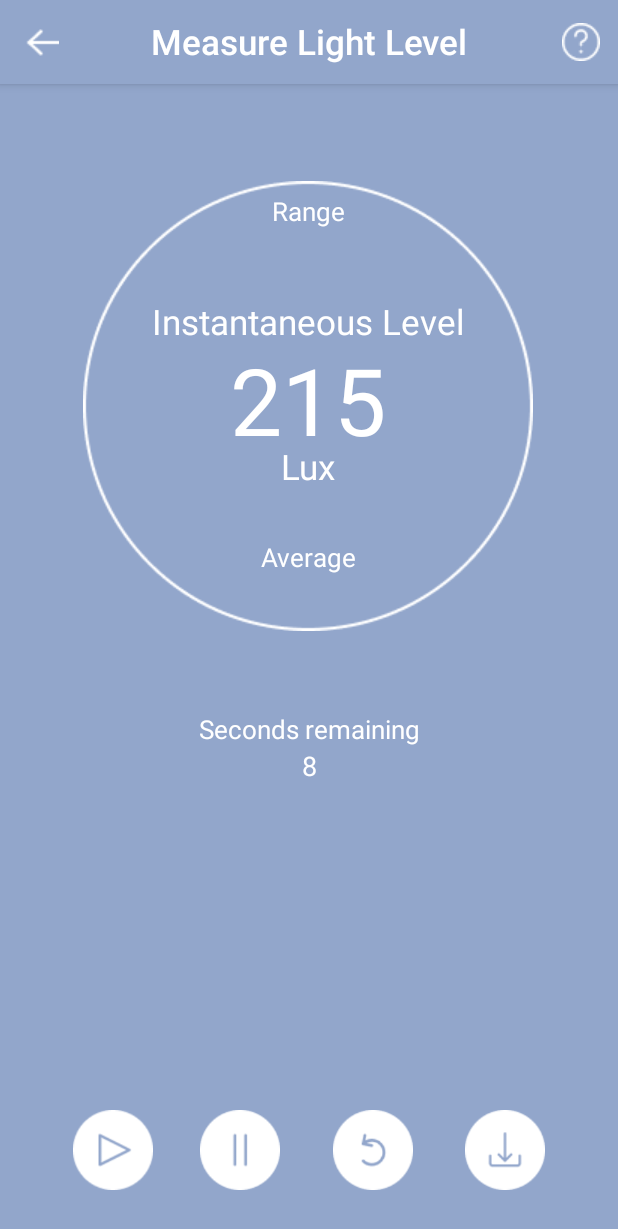
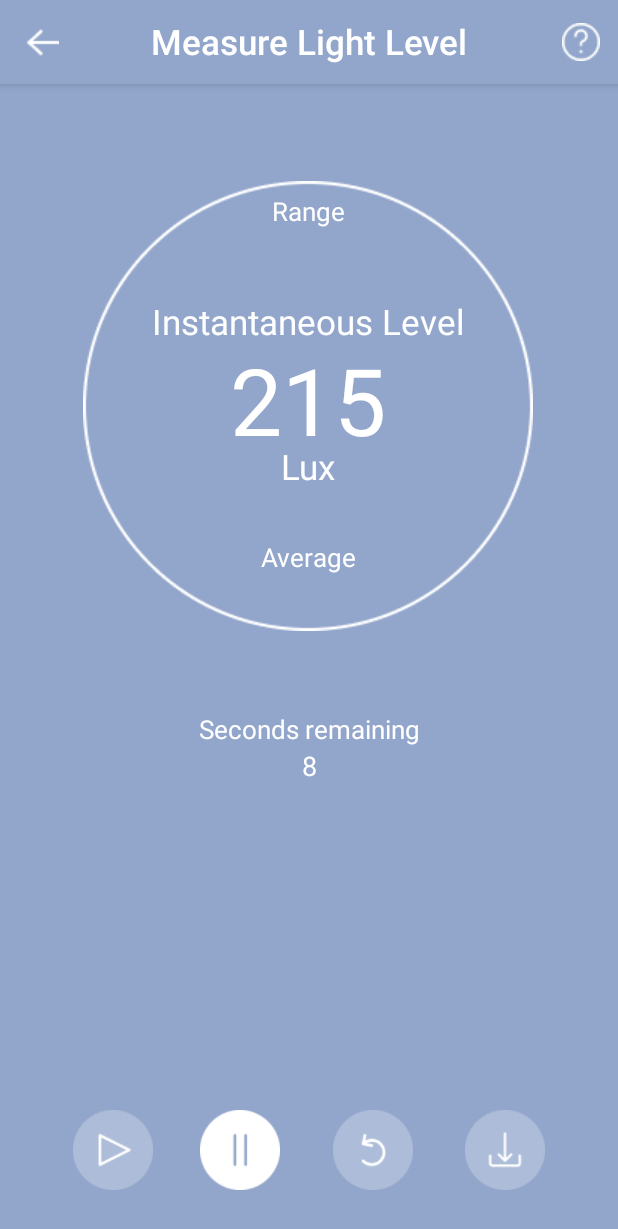
Before and after one commit to ChloeZ1208/IllumiSmart, an Android app: the LightLevelActivity screen opened directly, with no data from a screen before it, after a tap on "Start", on a phone screen of 412 x 824 dp. Shown: the top 1229 px of the screen. Run offline under Robolectric (Android 15) with nearby library versions, the phone set to English and light mode, and no system bars; our stand-ins replace Room's generated code.

Commit message:
chloe: fixed light level button states

```diff
--- a/app/src/main/java/android/example/illumismart/LightLevelActivity.java
+++ b/app/src/main/java/android/example/illumismart/LightLevelActivity.java
@@ -129,10 +129,13 @@
 
             @Override
             public void onTick(long millisUntilFinished) {
-                // TODO: alter play button background to notify click banned
                 lightLevelPlay.setClickable(false);
                 lightLevelReset.setClickable(false);
                 lightLevelSave.setClickable(false);
+                lightLevelPlay.setImageResource(R.drawable.lux_play_pressed);
+                lightLevelReset.setImageResource(R.drawable.lux_reset_pressed);
+                lightLevelSave.setImageResource(R.drawable.lux_save_pressed);
+
                 luxMeasurementRemainTime.setVisibility(View.VISIBLE);
                 luxMeasurementRemainTime.setText(
                         String.valueOf(millisUntilFinished / COUNT_DOWN_INTERVAL));
@@ -145,10 +148,14 @@
                 luxMeasurementHeader.setVisibility(View.INVISIBLE);
                 luxMeasurementRemainTime.setVisibility(View.INVISIBLE);
                 luxMeasurementAverage.setText(illuminanceEntityInstance.getAverage());
-                // TODO: alter play button background to notify click unlock
+
                 lightLevelPlay.setClickable(true);
                 lightLevelReset.setClickable(true);
                 lightLevelSave.setClickable(true);
+
+                lightLevelPlay.setImageResource(R.drawable.light_level_play);
+                lightLevelReset.setImageResource(R.drawable.light_level_reset);
+                lightLevelSave.setImageResource(R.drawable.light_level_save);
             }
         };
 
--- /dev/null
+++ b/app/src/main/res/drawable/lux_pause_btn.xml
@@ -0,0 +1,8 @@
+<?xml version="1.0" encoding="utf-8"?>
+<selector xmlns:android="http://schemas.android.com/apk/res/android">
+    <item android:state_pressed="true"
+        android:drawable="@drawable/lux_pause_pressed" />
+    <item android:state_focused="true"
+        android:drawable="@drawable/lux_pause_pressed" />
+    <item android:drawable="@drawable/light_level_pause" />
+</selector>
--- /dev/null
+++ b/app/src/main/res/drawable/lux_reset_btn.xml
@@ -0,0 +1,8 @@
+<?xml version="1.0" encoding="utf-8"?>
+<selector xmlns:android="http://schemas.android.com/apk/res/android">
+    <item android:state_pressed="true"
+        android:drawable="@drawable/lux_reset_pressed" />
+    <item android:state_focused="true"
+        android:drawable="@drawable/lux_reset_pressed" />
+    <item android:drawable="@drawable/light_level_reset" />
+</selector>
--- /dev/null
+++ b/app/src/main/res/drawable/lux_save_btn.xml
@@ -0,0 +1,8 @@
+<?xml version="1.0" encoding="utf-8"?>
+<selector xmlns:android="http://schemas.android.com/apk/res/android">
+    <item android:state_pressed="true"
+        android:drawable="@drawable/lux_save_pressed" />
+    <item android:state_focused="true"
+        android:drawable="@drawable/lux_save_pressed" />
+    <item android:drawable="@drawable/light_level_save" />
+</selector>
--- a/app/src/main/res/layout/activity_light_level.xml
+++ b/app/src/main/res/layout/activity_light_level.xml
@@ -101,14 +101,14 @@
         android:layout_height="85dp"
         android:contentDescription="Start"
         android:scaleType="centerInside"
+        android:src="@drawable/light_level_play"
         app:layout_constraintBottom_toBottomOf="parent"
         app:layout_constraintEnd_toEndOf="parent"
         app:layout_constraintHorizontal_bias="0.1"
         app:layout_constraintStart_toStartOf="parent"
         app:layout_constraintTop_toTopOf="parent"
         app:layout_constraintVertical_bias="0.98"
-        app:shapeAppearanceOverlay="@style/roundedImageView"
-        app:srcCompat="@drawable/light_level_play" />
+        app:shapeAppearanceOverlay="@style/roundedImageView" />
 
     <ImageButton
         android:id="@+id/light_level_pause"
@@ -123,7 +123,7 @@
         app:layout_constraintStart_toStartOf="parent"
         app:layout_constraintTop_toTopOf="parent"
         app:layout_constraintVertical_bias="0.98"
-        app:srcCompat="@drawable/light_level_pause" />
+        android:src="@drawable/lux_pause_btn" />
 
     <ImageButton
         android:id="@+id/light_level_reset"
@@ -138,7 +138,7 @@
         app:layout_constraintStart_toStartOf="parent"
         app:layout_constraintTop_toTopOf="parent"
         app:layout_constraintVertical_bias="0.98"
-        app:srcCompat="@drawable/light_level_reset" />
+        android:src="@drawable/lux_reset_btn" />
 
     <ImageButton
         android:id="@+id/light_level_save"
@@ -153,7 +153,7 @@
         app:layout_constraintStart_toStartOf="parent"
         app:layout_constraintTop_toTopOf="parent"
         app:layout_constraintVertical_bias="0.98"
-        app:srcCompat="@drawable/light_level_save" />
+        android:src="@drawable/lux_save_btn" />
 
     <TextView
         android:id="@+id/average_txt"
@@ -173,7 +173,6 @@
         android:layout_width="wrap_content"
         android:layout_height="wrap_content"
         android:fontFamily="sans-serif"
-        android:text="None"
         android:textSize="19sp"
         app:layout_constraintBottom_toBottomOf="@+id/circle"
         app:layout_constraintEnd_toEndOf="@+id/circle"
```
Also changed, not shown: app/src/main/res/drawable/delete_icon.png, app/src/main/res/drawable/lux_pause_pressed.png (added), app/src/main/res/drawable/lux_play_pressed.png (added), app/src/main/res/drawable/lux_reset_pressed.png (added), app/src/main/res/drawable/lux_save_pressed.png (added).
